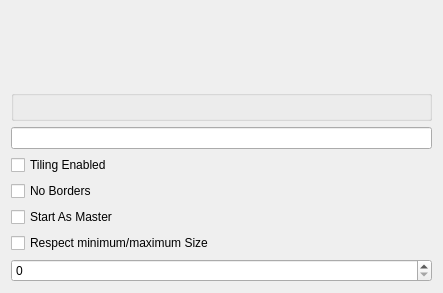
This is contents/ui/config.ui in kwin-scripts/kwin-tiling as Qt 5 draws it before an edit. The edited form follows.
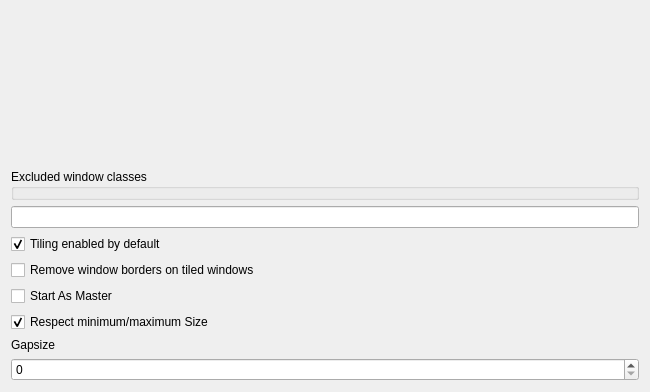
This is the edited form. Custom widgets are drawn as their Qt base class.

Commit message:
Make configUI explain itself a bit better
See #18 (https://github.com/faho/kwin-tiling/issues/18)

The edit to the form file:
```diff
--- a/contents/ui/config.ui
+++ b/contents/ui/config.ui
@@ -6,8 +6,8 @@
    <rect>
     <x>0</x>
     <y>0</y>
-    <width>443</width>
-    <height>293</height>
+    <width>650</width>
+    <height>392</height>
    </rect>
   </property>
   <layout class="QVBoxLayout" name="verticalLayout">
@@ -26,6 +26,12 @@
    </item>
    <item>
     <widget class="KEditListBox" name="kcfg_floaters">
+     <property name="toolTip">
+      <string>&lt;html&gt;&lt;head/&gt;&lt;body&gt;&lt;p&gt;The windows that should be excluded from tiling, by window class&lt;/p&gt;&lt;/body&gt;&lt;/html&gt;</string>
+     </property>
+     <property name="title">
+      <string>Excluded window classes</string>
+     </property>
      <property name="buttons">
       <set>KEditListBox::Add|KEditListBox::Remove</set>
      </property>
@@ -37,14 +43,17 @@
    <item>
     <widget class="QCheckBox" name="kcfg_userActive">
      <property name="text">
-      <string>Tiling Enabled</string>
+      <string>Tiling enabled by default</string>
+     </property>
+     <property name="checked">
+      <bool>true</bool>
      </property>
     </widget>
    </item>
    <item>
     <widget class="QCheckBox" name="kcfg_noBorder">
      <property name="text">
-      <string>No Borders</string>
+      <string>Remove window borders on tiled windows</string>
      </property>
     </widget>
    </item>
@@ -60,10 +69,27 @@
      <property name="text">
       <string>Respect minimum/maximum Size</string>
      </property>
+     <property name="checked">
+      <bool>true</bool>
+     </property>
     </widget>
    </item>
    <item>
-    <widget class="QSpinBox" name="kcfg_gapSize"/>
+    <widget class="QLabel" name="label">
+     <property name="text">
+      <string>Gapsize</string>
+     </property>
+    </widget>
+   </item>
+   <item>
+    <widget class="QSpinBox" name="kcfg_gapSize">
+     <property name="toolTip">
+      <string>&lt;html&gt;&lt;head/&gt;&lt;body&gt;&lt;p&gt;The size (in pixels) for useless gaps between windows&lt;/p&gt;&lt;/body&gt;&lt;/html&gt;</string>
+     </property>
+     <property name="whatsThis">
+      <string>&lt;html&gt;&lt;head/&gt;&lt;body&gt;&lt;p&gt;Gapsize&lt;/p&gt;&lt;p&gt;&lt;br/&gt;&lt;/p&gt;&lt;/body&gt;&lt;/html&gt;</string>
+     </property>
+    </widget>
    </item>
   </layout>
  </widget>
```
The commit also changes 2 other files.
